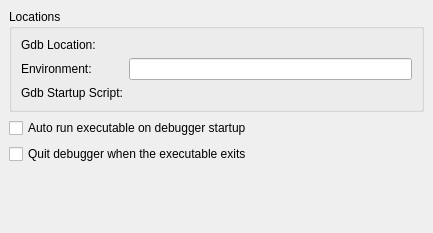
Before: the Qt Designer form src/plugins/debugger/gdboptionpage.ui in qt-creator/qt-creator, drawn with Qt 5.
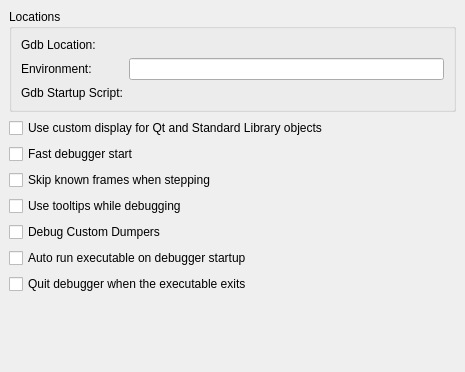
After: the same form once the commit is applied. Custom widgets are drawn as their Qt base class.

Commit message: move debugger options to configuration dialog

What changed in the file:
```diff
--- a/src/plugins/debugger/gdboptionpage.ui
+++ b/src/plugins/debugger/gdboptionpage.ui
@@ -6,8 +6,8 @@
    <rect>
     <x>0</x>
     <y>0</y>
-    <width>433</width>
-    <height>233</height>
+    <width>465</width>
+    <height>372</height>
    </rect>
   </property>
   <property name="windowTitle">
@@ -74,6 +74,58 @@
      </layout>
     </widget>
    </item>
+   <item>
+    <widget class="QCheckBox" name="checkBoxUseCustomDumpers">
+     <property name="toolTip">
+      <string>Checking this will make the debugger try to use code to format certain data (QObject, QString, std::string etc.) nicely.</string>
+     </property>
+     <property name="text">
+      <string>Use custom display for Qt and Standard Library objects</string>
+     </property>
+    </widget>
+   </item>
+   <item>
+    <widget class="QCheckBox" name="checkBoxFastStart">
+     <property name="toolTip">
+      <string>Checking this will make the debugger start fast by loading only very few debug symbols on start up. This might lead to situations where breakpoints can not be set properly. So uncheck this option if you experience breakpoint related problems.</string>
+     </property>
+     <property name="text">
+      <string>Fast debugger start</string>
+     </property>
+    </widget>
+   </item>
+   <item>
+    <widget class="QCheckBox" name="checkBoxSkipKnownFrames">
+     <property name="toolTip">
+      <string>fter checking this option 'Step Into' combines in certain situations several steps, leading to 'less noisy' debugging. So will, e.g., the atomic 
+reference counting code be skipped, and a single 'Step Into' for a signal emission will end up directly in the slot connected to it.
+</string>
+     </property>
+     <property name="text">
+      <string>Skip known frames when stepping</string>
+     </property>
+    </widget>
+   </item>
+   <item>
+    <widget class="QCheckBox" name="checkBoxUseToolTips">
+     <property name="toolTip">
+      <string>Checking this will make enable tooltips for variable values during debugging. Since this can slow down debugging and does not provide reliable information as it does not use scope information, it is switched off by default.</string>
+     </property>
+     <property name="text">
+      <string>Use tooltips while debugging</string>
+     </property>
+    </widget>
+   </item>
+   <item>
+    <widget class="QCheckBox" name="checkBoxDebugDumpers">
+     <property name="toolTip">
+      <string notr="true">This is an internal tool to make debugging the Custom Data Dumper code easier. Using this action is in general not needed unless you want do debug Qt Creator itself.</string>
+     </property>
+     <property name="text">
+      <string>Debug Custom Dumpers</string>
+     </property>
+    </widget>
+   </item>
    <item>
     <widget class="QCheckBox" name="autoStartBox">
      <property name="text">
```
The commit also changes 9 other files.
